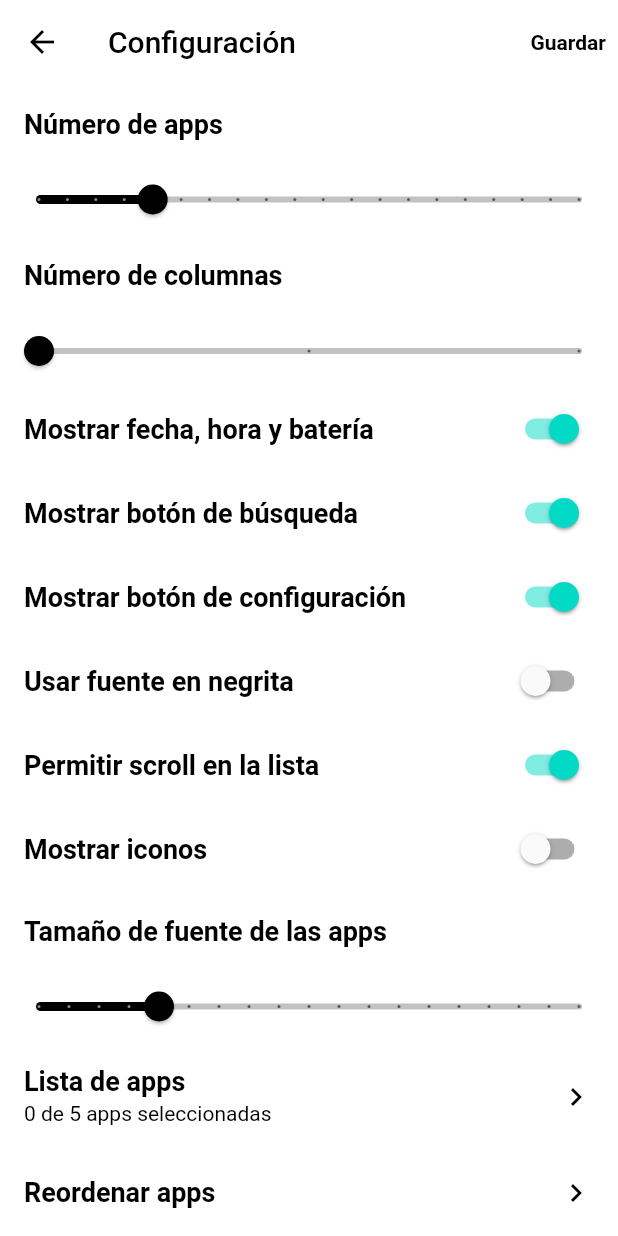
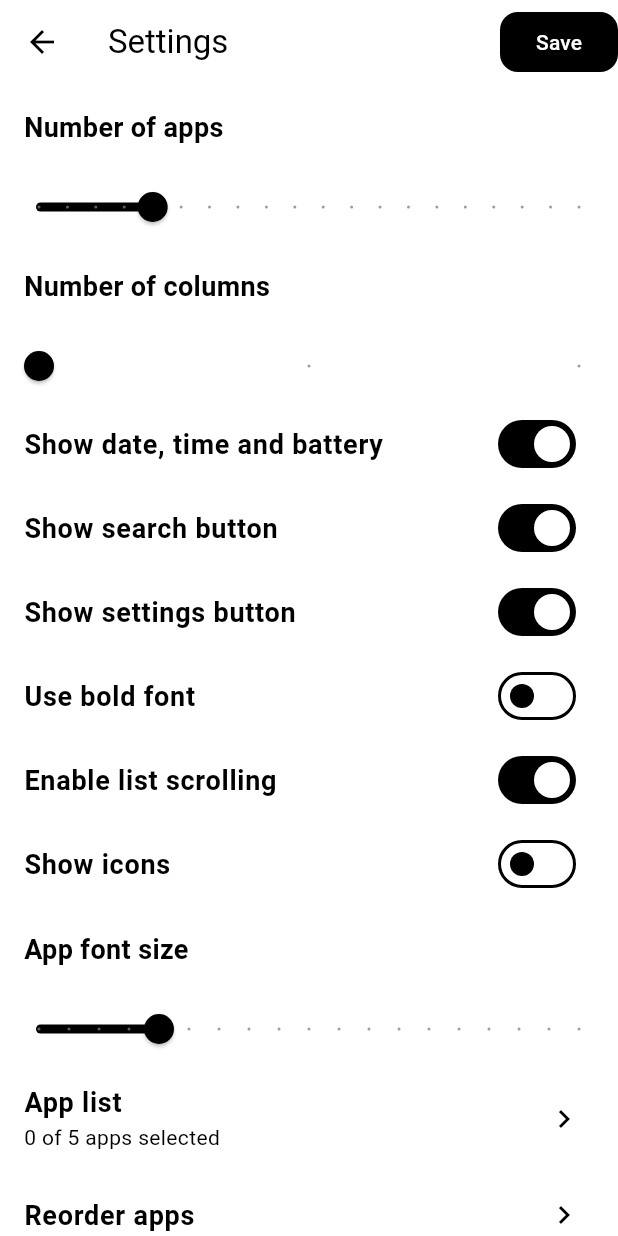
Before and after one commit to ruditimmermans/think-launcher-flutter, a Flutter app: the screen it shows after launch, after a tap on the "settings" icon, on a phone screen of 412 x 824 dp. Run offline on Flutter 3.47's test engine with Material 3 defaults, Android fonts, the light colour scheme and no system bars; our stand-ins replace battery_plus, reorderable_grid_view, shared_preferences; missing offline and left inert: installed_apps.

Commit message:
Auto commit 2025-05-16 18:24:43

```diff
--- a/lib/main.dart
+++ b/lib/main.dart
@@ -33,30 +33,46 @@ class MyApp extends StatelessWidget {
   @override
   Widget build(BuildContext context) {
     return MaterialApp(
-      title: 'Ink Launcher',
+      title: 'InkLauncher',
       debugShowCheckedModeBanner: false,
       theme: ThemeData(
-        useMaterial3: false,
+        useMaterial3: true,
         colorScheme: const ColorScheme.light(
           primary: Colors.black,
           onPrimary: Colors.white,
+          secondary: Colors.black,
+          onSecondary: Colors.white,
           surface: Colors.white,
           onSurface: Colors.black,
+          background: Colors.white,
+          onBackground: Colors.black,
+          error: Colors.black,
+          onError: Colors.white,
+          surfaceVariant: Colors.white,
+          onSurfaceVariant: Colors.black,
+          outline: Colors.black,
+          outlineVariant: Colors.black,
         ),
-        scaffoldBackgroundColor: Colors.white,
         appBarTheme: const AppBarTheme(
           backgroundColor: Colors.white,
           foregroundColor: Colors.black,
           elevation: 0,
         ),
+        cardTheme: const CardTheme(
+          elevation: 0,
+          color: Colors.white,
+          shape: RoundedRectangleBorder(
+            borderRadius: BorderRadius.all(Radius.circular(12)),
+            side: BorderSide(color: Colors.black, width: 1),
+          ),
+        ),
+        iconTheme: const IconThemeData(
+          color: Colors.black,
+        ),
         textTheme: const TextTheme(
           bodyLarge: TextStyle(color: Colors.black),
           bodyMedium: TextStyle(color: Colors.black),
           titleLarge: TextStyle(color: Colors.black),
-          titleMedium: TextStyle(color: Colors.black),
-        ),
-        iconTheme: const IconThemeData(
-          color: Colors.black,
         ),
         dividerTheme: const DividerThemeData(
           color: Colors.black,
@@ -64,6 +80,53 @@ class MyApp extends StatelessWidget {
         listTileTheme: const ListTileThemeData(
           textColor: Colors.black,
           iconColor: Colors.black,
+        ),
+        filledButtonTheme: FilledButtonThemeData(
+          style: FilledButton.styleFrom(
+            backgroundColor: Colors.black,
+            foregroundColor: Colors.white,
+            shape: RoundedRectangleBorder(
+              borderRadius: BorderRadius.circular(12),
+            ),
+          ),
+        ),
+        outlinedButtonTheme: OutlinedButtonThemeData(
+          style: OutlinedButton.styleFrom(
+            foregroundColor: Colors.black,
+            side: const BorderSide(color: Colors.black),
+            shape: RoundedRectangleBorder(
+              borderRadius: BorderRadius.circular(12),
+            ),
+          ),
+        ),
+        textButtonTheme: TextButtonThemeData(
+          style: TextButton.styleFrom(
+            foregroundColor: Colors.black,
+          ),
+        ),
+        inputDecorationTheme: InputDecorationTheme(
+          filled: true,
+          fillColor: Colors.white,
+          border: OutlineInputBorder(
+            borderRadius: BorderRadius.circular(12),
+            borderSide: const BorderSide(color: Colors.black),
+          ),
+          enabledBorder: OutlineInputBorder(
+            borderRadius: BorderRadius.circular(12),
+            borderSide: const BorderSide(color: Colors.black),
+          ),
+          focusedBorder: OutlineInputBorder(
+            borderRadius: BorderRadius.circular(12),
+            borderSide: const BorderSide(color: Colors.black, width: 2),
+          ),
+          errorBorder: OutlineInputBorder(
+            borderRadius: BorderRadius.circular(12),
+            borderSide: const BorderSide(color: Colors.black),
+          ),
+          focusedErrorBorder: OutlineInputBorder(
+            borderRadius: BorderRadius.circular(12),
+            borderSide: const BorderSide(color: Colors.black, width: 2),
+          ),
         ),
         pageTransitionsTheme: const PageTransitionsTheme(
           builders: {
--- a/lib/screens/app_selection_screen.dart
+++ b/lib/screens/app_selection_screen.dart
@@ -65,10 +65,10 @@ class _AppSelectionScreenState extends State<AppSelectionScreen> {
         });
       }
     } catch (e) {
-      debugPrint('Error al cargar apps: $e');
+      debugPrint('Error loading apps: $e');
       if (mounted) {
         setState(() {
-          errorMessage = 'Error al cargar las aplicaciones';
+          errorMessage = 'Error loading applications';
           isLoading = false;
         });
       }
@@ -97,8 +97,8 @@ class _AppSelectionScreenState extends State<AppSelectionScreen> {
       } else {
         ScaffoldMessenger.of(context).showSnackBar(
           SnackBar(
-            content:
-                Text('Ya has seleccionado el máximo de ${widget.maxApps} apps'),
+            content: Text(
+                'You have already selected the maximum of ${widget.maxApps} apps'),
             duration: const Duration(seconds: 2),
           ),
         );
@@ -111,7 +111,7 @@ class _AppSelectionScreenState extends State<AppSelectionScreen> {
     return Scaffold(
       backgroundColor: Colors.white,
       appBar: AppBar(
-        title: const Text('Seleccionar apps'),
+        title: const Text('Select apps'),
         backgroundColor: Colors.white,
         foregroundColor: Colors.black,
         elevation: 0,
@@ -132,12 +132,16 @@ class _AppSelectionScreenState extends State<AppSelectionScreen> {
               cursorWidth: 2,
               cursorRadius: const Radius.circular(1),
               cursorOpacityAnimates: false,
-              decoration: const InputDecoration(
-                hintText: 'Buscar apps...',
-                prefixIcon: Icon(Icons.search),
-                border: InputBorder.none,
-                enabledBorder: InputBorder.none,
-                focusedBorder: InputBorder.none,
+              decoration: InputDecoration(
+                hintText: 'Search apps...',
+                prefixIcon: const Icon(Icons.search),
+                border: OutlineInputBorder(
+                  borderRadius: BorderRadius.circular(16),
+                  borderSide: BorderSide.none,
+                ),
+                filled: true,
+                fillColor:
+                    Theme.of(context).colorScheme.surfaceContainerHighest,
               ),
               onChanged: _filterApps,
             ),
@@ -147,7 +151,7 @@ class _AppSelectionScreenState extends State<AppSelectionScreen> {
               padding: const EdgeInsets.all(16.0),
               child: Text(
                 errorMessage!,
-                style: const TextStyle(color: Colors.red),
+                style: const TextStyle(color: Colors.black),
               ),
             )
           else
@@ -181,8 +185,9 @@ class _AppSelectionScreenState extends State<AppSelectionScreen> {
                                 style: TextStyle(
                                   fontSize: 18,
                                   fontWeight: FontWeight.bold,
-                                  color:
-                                      isMaxReached ? Colors.grey : Colors.black,
+                                  color: isMaxReached
+                                      ? Colors.black.withAlpha(127)
+                                      : Colors.black,
                                 ),
                                 overflow: TextOverflow.ellipsis,
                                 maxLines: 1,
--- a/lib/screens/main_screen.dart
+++ b/lib/screens/main_screen.dart
@@ -88,7 +88,7 @@ class _MainScreenState extends State<MainScreen> with WidgetsBindingObserver {
       appInfoCache[packageName] = appInfo;
       return appInfo;
     } catch (e) {
-      debugPrint('Error al obtener información de la app $packageName: $e');
+      debugPrint('Error getting app info for $packageName: $e');
       // Si hay error, intentamos obtener la información básica
       try {
         final app = await InstalledApps.getAppInfo(packageName, null);
@@ -156,7 +156,7 @@ class _MainScreenState extends State<MainScreen> with WidgetsBindingObserver {
         });
       }
     } catch (e) {
-      debugPrint('Error al obtener nivel de batería: $e');
+      debugPrint('Error getting battery level: $e');
     }
   }
 
@@ -178,7 +178,7 @@ class _MainScreenState extends State<MainScreen> with WidgetsBindingObserver {
         _loadSettings();
       }
     } catch (e) {
-      debugPrint('Error al abrir configuración: $e');
+      debugPrint('Error opening settings: $e');
     } finally {
       _isNavigating = false;
     }
@@ -200,7 +200,7 @@ class _MainScreenState extends State<MainScreen> with WidgetsBindingObserver {
         ),
       );
     } catch (e) {
-      debugPrint('Error al abrir búsqueda: $e');
+      debugPrint('Error opening search: $e');
     } finally {
       _isNavigating = false;
     }
@@ -220,10 +220,10 @@ class _MainScreenState extends State<MainScreen> with WidgetsBindingObserver {
         }
 
         if (snapshot.hasError) {
-          debugPrint('Error al cargar las apps: ${snapshot.error}');
+          debugPrint('Error loading apps: ${snapshot.error}');
           return Center(
             child: Text(
-              'Error al cargar las aplicaciones',
+              'Error loading applications',
               style: TextStyle(
                 fontSize: appFontSize,
                 fontWeight: useBoldFont ? FontWeight.bold : FontWeight.normal,
@@ -236,7 +236,7 @@ class _MainScreenState extends State<MainScreen> with WidgetsBindingObserver {
         if (apps.isEmpty) {
           return Center(
             child: Text(
-              'No hay aplicaciones seleccionadas',
+              'No applications selected',
               style: TextStyle(
                 fontSize: appFontSize,
                 fontWeight: useBoldFont ? FontWeight.bold : FontWeight.normal,
@@ -271,7 +271,14 @@ class _MainScreenState extends State<MainScreen> with WidgetsBindingObserver {
       key: ValueKey(app.packageName),
       child: InkWell(
         onTap: () => InstalledApps.startApp(app.packageName),
-        child: Padding(
+        splashColor: Colors.transparent,
+        highlightColor: Colors.transparent,
+        hoverColor: Colors.transparent,
+        child: Container(
+          decoration: BoxDecoration(
+            border: Border.all(color: Colors.black),
+            borderRadius: BorderRadius.circular(12),
+          ),
           padding: const EdgeInsets.all(8.0),
           child: Column(
             mainAxisAlignment: MainAxisAlignment.center,
@@ -288,6 +295,7 @@ class _MainScreenState extends State<MainScreen> with WidgetsBindingObserver {
                 style: TextStyle(
                   fontSize: appFontSize,
                   fontWeight: useBoldFont ? FontWeight.bold : FontWeight.normal,
+                  color: Colors.black,
                 ),
                 textAlign: TextAlign.center,
                 maxLines: 2,
@@ -386,6 +394,14 @@ class _MainScreenState extends State<MainScreen> with WidgetsBindingObserver {
                                   icon: const Icon(Icons.settings, size: 28),
                                   onPressed: _openSettings,
                                   padding: EdgeInsets.zero,
+                                  style: IconButton.styleFrom(
+                                    backgroundColor: Colors.white,
+                                    shape: RoundedRectangleBorder(
+                                      borderRadius: BorderRadius.circular(12),
+                                      side:
+                                          const BorderSide(color: Colors.black),
+                                    ),
+                                  ),
                                 ),
                               if (showSearchButton)
                                 IconButton(
@@ -404,7 +420,7 @@ class _MainScreenState extends State<MainScreen> with WidgetsBindingObserver {
                           if (selectedApps.isEmpty)
                             const Center(
                               child: Text(
-                                'Presiona el botón de configuración para comenzar',
+                                'Press the settings button to start',
                                 style: TextStyle(fontSize: 18),
                               ),
                             )
--- a/lib/screens/search_screen.dart
+++ b/lib/screens/search_screen.dart
@@ -46,10 +46,10 @@ class _SearchScreenState extends State<SearchScreen> {
         });
       }
     } catch (e) {
-      debugPrint('Error al cargar apps: $e');
+      debugPrint('Error loading apps: $e');
       if (mounted) {
         setState(() {
-          errorMessage = 'Error al cargar las aplicaciones';
+          errorMessage = 'Error loading applications';
         });
       }
     }
@@ -75,11 +75,11 @@ class _SearchScreenState extends State<SearchScreen> {
         Navigator.pop(context);
       }
     } catch (e) {
-      debugPrint('Error al abrir la app: $e');
+      debugPrint('Error opening app: $e');
       if (mounted) {
         ScaffoldMessenger.of(context).showSnackBar(
           const SnackBar(
-            content: Text('No se pudo abrir la aplicación'),
+            content: Text('Could not open the application'),
             duration: Duration(seconds: 2),
           ),
         );
@@ -92,7 +92,7 @@ class _SearchScreenState extends State<SearchScreen> {
     return Scaffold(
       backgroundColor: Colors.white,
       appBar: AppBar(
-        title: const Text('Buscar apps'),
+        title: const Text('Search apps'),
         backgroundColor: Colors.white,
         foregroundColor: Colors.black,
         elevation: 0,
@@ -113,12 +113,15 @@ class _SearchScreenState extends State<SearchScreen> {
               cursorWidth: 2,
               cursorRadius: const Radius.circular(1),
               cursorOpacityAnimates: false,
-              decoration: const InputDecoration(
-                hintText: 'Buscar apps...',
-                prefixIcon: Icon(Icons.search),
-                border: InputBorder.none,
-                enabledBorder: InputBorder.none,
-                focusedBorder: InputBorder.none,
+              decoration: InputDecoration(
+                hintText: 'Search apps...',
+                prefixIcon: const Icon(Icons.search),
+                border: OutlineInputBorder(
+                  borderRadius: BorderRadius.circular(12),
+                  borderSide: BorderSide.none,
+                ),
+                filled: true,
+                fillColor: Theme.of(context).colorScheme.surfaceVariant,
               ),
               onChanged: _filterApps,
             ),
@@ -128,7 +131,7 @@ class _SearchScreenState extends State<SearchScreen> {
               padding: const EdgeInsets.all(16.0),
               child: Text(
                 errorMessage!,
-                style: const TextStyle(color: Colors.red),
+                style: const TextStyle(color: Colors.black),
               ),
             )
           else
--- a/lib/screens/settings_screen.dart
+++ b/lib/screens/settings_screen.dart
@@ -78,7 +78,7 @@ class _SettingsScreenState extends State<SettingsScreen> {
       debugPrint('Error al guardar configuración: $e');
       if (mounted) {
         setState(() {
-          errorMessage = 'Error al guardar la configuración';
+          errorMessage = 'Error saving settings';
         });
       }
     } finally {
@@ -139,7 +139,7 @@ class _SettingsScreenState extends State<SettingsScreen> {
     return Scaffold(
       backgroundColor: Colors.white,
       appBar: AppBar(
-        title: const Text('Configuración'),
+        title: const Text('Settings'),
         backgroundColor: Colors.white,
         foregroundColor: Colors.black,
         elevation: 0,
@@ -162,15 +162,9 @@ class _SettingsScreenState extends State<SettingsScreen> {
               ),
             )
           else
-            TextButton(
+            FilledButton.tonal(
               onPressed: _saveSettings,
-              child: const Text(
-                'Guardar',
-                style: TextStyle(
-                  color: Colors.black,
-                  fontWeight: FontWeight.bold,
-                ),
-              ),
+              child: const Text('Save'),
             ),
         ],
       ),
@@ -178,11 +172,11 @@ class _SettingsScreenState extends State<SettingsScreen> {
         children: [
           ListView(
             children: [
-              // 1. Número de apps
+              // 1. Number of apps
               const Padding(
                 padding: EdgeInsets.all(16.0),
                 child: Text(
-                  'Número de apps',
+                  'Number of apps',
                   style: TextStyle(
                     fontSize: 18,
                     fontWeight: FontWeight.bold,
@@ -198,7 +192,6 @@ class _SettingsScreenState extends State<SettingsScreen> {
                 onChanged: (value) {
                   setState(() {
                     numApps = value.toInt();
-                    // Ajustar la lista de apps si es necesario
                     if (selectedApps.length > numApps) {
                       selectedApps = selectedApps.sublist(0, numApps);
                     }
@@ -206,11 +199,11 @@ class _SettingsScreenState extends State<SettingsScreen> {
                 },
               ),
 
-              // 2. Número de columnas
+              // 2. Number of columns
               const Padding(
                 padding: EdgeInsets.all(16.0),
                 child: Text(
-                  'Número de columnas',
+                  'Number of columns',
                   style: TextStyle(
                     fontSize: 18,
                     fontWeight: FontWeight.bold,
@@ -230,10 +223,10 @@ class _SettingsScreenState extends State<SettingsScreen> {
                 },
               ),
 
-              // 3. Mostrar fecha, hora y batería
+              // 3. Show date, time and battery
               SwitchListTile(
                 title: const Text(
-                  'Mostrar fecha, hora y batería',
+                  'Show date, time and battery',
                   style: TextStyle(
                     fontSize: 18,
                     fontWeight: FontWeight.bold,
@@ -247,10 +240,10 @@ class _SettingsScreenState extends State<SettingsScreen> {
                 },
               ),
 
-              // 4. Mostrar botón de búsqueda
+              // 4. Show search button
               SwitchListTile(
                 title: const Text(
-                  'Mostrar botón de búsqueda',
+                  'Show search button',
                   style: TextStyle(
                     fontSize: 18,
                     fontWeight: FontWeight.bold,
@@ -264,10 +257,10 @@ class _SettingsScreenState extends State<SettingsScreen> {
                 },
               ),
 
-              // 5. Mostrar botón de configuración
+              // 5. Show settings button
               SwitchListTile(
                 title: const Text(
-                  'Mostrar botón de configuración',
+                  'Show settings button',
                   style: TextStyle(
                     fontSize: 18,
                     fontWeight: FontWeight.bold,
@@ -281,10 +274,10 @@ class _SettingsScreenState extends State<SettingsScreen> {
                 },
               ),
 
-              // 6. Usar fuente en negrita
+              // 6. Use bold font
               SwitchListTile(
                 title: const Text(
-                  'Usar fuente en negrita',
+                  'Use bold font',
                   style: TextStyle(
                     fontSize: 18,
                     fontWeight: FontWeight.bold,
@@ -298,10 +291,10 @@ class _SettingsScreenState extends State<SettingsScreen> {
                 },
               ),
 
-              // 7. Permitir scroll en la lista
+              // 7. Enable list scrolling
               SwitchListTile(
                 title: const Text(
-                  'Permitir scroll en la lista',
+                  'Enable list scrolling',
                   style: TextStyle(
                     fontSize: 18,
                     fontWeight: FontWeight.bold,
@@ -315,10 +308,10 @@ class _SettingsScreenState extends State<SettingsScreen> {
                 },
               ),
 
-              // 8. Mostrar iconos
+              // 8. Show icons
               SwitchListTile(
                 title: const Text(
-                  'Mostrar iconos',
+                  'Show icons',
                   style: TextStyle(
                     fontSize: 18,
                     fontWeight: FontWeight.bold,
@@ -332,11 +325,11 @@ class _SettingsScreenState extends State<SettingsScreen> {
                 },
               ),
 
-              // 9. Tamaño de fuente de las apps
+              // 9. App font size
               const Padding(
                 padding: EdgeInsets.all(16.0),
                 child: Text(
-                  'Tamaño de fuente de las apps',
+                  'App font size',
                   style: TextStyle(
                     fontSize: 18,
                     fontWeight: FontWeight.bold,
@@ -356,25 +349,25 @@ class _SettingsScreenState extends State<SettingsScreen> {
                 },
               ),
 
-              // 10. Lista de apps
+              // 10. App list
               ListTile(
                 title: const Text(
-                  'Lista de apps',
+                  'App list',
                   style: TextStyle(
                     fontSize: 18,
                     fontWeight: FontWeight.bold,
                   ),
                 ),
-                subtitle: Text(
-                    '${selectedApps.length} de $numApps apps seleccionadas'),
+                subtitle:
+                    Text('${selectedApps.length} of $numApps apps selected'),
                 trailing: const Icon(Icons.chevron_right),
                 onTap: _selectApps,
               ),
 
-              // 11. Reordenar apps
+              // 11. Reorder apps
               ListTile(
                 title: const Text(
-                  'Reordenar apps',
+                  'Reorder apps',
                   style: TextStyle(
                     fontSize: 18,
                     fontWeight: FontWeight.bold,
@@ -391,22 +384,26 @@ class _SettingsScreenState extends State<SettingsScreen> {
               left: 16,
               right: 16,
               child: Material(
-                color: Colors.red.shade100,
-                borderRadius: BorderRadius.circular(8),
-                child: Padding(
+                color: Colors.white,
+                borderRadius: BorderRadius.circular(12),
+                child: Container(
+                  decoration: BoxDecoration(
+                    border: Border.all(color: Colors.black),
+                    borderRadius: BorderRadius.circular(12),
+                  ),
                   padding: const EdgeInsets.all(16.0),
                   child: Row(
                     children: [
-                      const Icon(Icons.error_outline, color: Colors.red),
+                      const Icon(Icons.error_outline, color: Colors.black),
                       const SizedBox(width: 8),
                       Expanded(
                         child: Text(
                           errorMessage!,
-                          style: const TextStyle(color: Colors.red),
+                          style: const TextStyle(color: Colors.black),
                         ),
                       ),
                       IconButton(
-                        icon: const Icon(Icons.close, color: Colors.red),
+                        icon: const Icon(Icons.close, color: Colors.black),
                         onPressed: () {
                           setState(() {
                             errorMessage = null;
@@ -468,7 +465,7 @@ class _ReorderAppsScreenState extends State<ReorderAppsScreen> {
       debugPrint('Error al cargar información de apps: $e');
       if (mounted) {
         setState(() {
-          errorMessage = 'Error al cargar la información de las apps';
+          errorMessage = 'Error loading app information';
           isLoading = false;
         });
       }
@@ -480,7 +477,7 @@ class _ReorderAppsScreenState extends State<ReorderAppsScreen> {
     return Scaffold(
       backgroundColor: Colors.white,
       appBar: AppBar(
-        title: const Text('Reordenar apps'),
+        title: const Text('Reorder apps'),
         backgroundColor: Colors.white,
         foregroundColor: Colors.black,
         elevation: 0,
@@ -489,15 +486,13 @@ class _ReorderAppsScreenState extends State<ReorderAppsScreen> {
           onPressed: () => Navigator.pop(context),
         ),
         actions: [
-          TextButton(
+          FilledButton.tonal(
             onPressed: () => Navigator.pop(context, apps),
-            child: const Text(
-              'Guardar',
-              style: TextStyle(
-                color: Colors.black,
-                fontWeight: FontWeight.bold,
-              ),
+            style: FilledButton.styleFrom(
+              backgroundColor: Colors.black,
+              foregroundColor: Colors.white,
             ),
+            child: const Text('Save'),
           ),
         ],
       ),
@@ -515,7 +510,11 @@ class _ReorderAppsScreenState extends State<ReorderAppsScreen> {
                   const SizedBox(height: 16),
                   ElevatedButton(
                     onPressed: _loadAppInfos,
-                    child: const Text('Reintentar'),
+                    style: ElevatedButton.styleFrom(
+                      backgroundColor: Colors.black,
+                      foregroundColor: Colors.white,
+                    ),
+                    child: const Text('Reattempt'),
                   ),
                 ],
               ),
```
Also changed, not shown: flutter_01.png (deleted), flutter_02.png (deleted), flutter_03.png (deleted), flutter_04.png (deleted), flutter_05.png (deleted), 5 other files.
